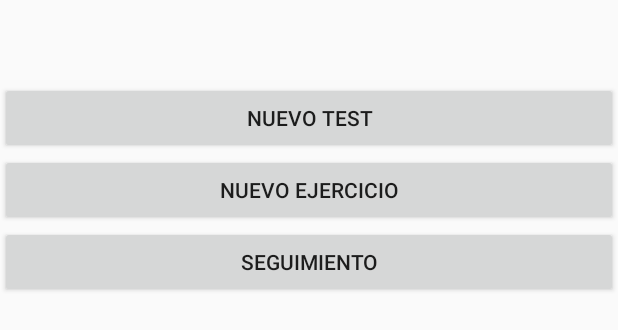
After one commit to icalvillo001/TTA, an Android app: the layout activity_menu.xml on its own in the app's theme, with its tools: preview values and no code run, on a phone screen of 412 x 824 dp. The commit adds this screen. Shown: the top 330 px of the screen. Run offline under Robolectric (Android 15) with nearby library versions, the phone set to English and light mode, and no system bars.

Commit message:
actividad menu

```diff
--- a/MyApplication/app/src/main/res/layout/activity_main.xml
+++ b/MyApplication/app/src/main/res/layout/activity_main.xml
@@ -11,7 +11,8 @@
     <GridLayout
         android:layout_width="wrap_content"
         android:layout_height="wrap_content"
-        android:columnCount="2">
+        android:columnCount="2"
+        android:id="@+id/gridLayout">
         <TextView
             android:layout_width="wrap_content"
             android:layout_height="wrap_content"
@@ -31,6 +32,14 @@
             android:layout_width="wrap_content"
             android:layout_height="wrap_content"
             android:hint="@string/passwd_edit"
+            android:inputType="textPassword"
             />
     </GridLayout>
+    <Button
+        android:layout_width="match_parent"
+        android:layout_height="wrap_content"
+        android:text="Acceder"
+        android:layout_below="@+id/gridLayout"
+        android:layout_alignParentLeft="true"
+        android:layout_alignParentStart="true" />
 </RelativeLayout>
--- /dev/null
+++ b/MyApplication/app/src/main/res/layout/activity_menu.xml
@@ -0,0 +1,37 @@
+<?xml version="1.0" encoding="utf-8"?>
+<LinearLayout xmlns:android="http://schemas.android.com/apk/res/android"
+    xmlns:tools="http://schemas.android.com/tools"
+    android:orientation="vertical"
+    android:layout_width="match_parent"
+    android:layout_height="match_parent"
+    tools:context="">
+
+    <TextView
+        android:id="@+id/menu_login"
+        android:layout_width="match_parent"
+        android:layout_height="wrap_content"
+        android:gravity="center"
+        android:textSize="20dp"
+        />
+    <TextView
+        android:id="@+id/menu_leccion"
+        android:layout_width="match_parent"
+        android:layout_height="wrap_content"
+        android:gravity="center"
+        android:textSize="20dp"
+        />
+    <Button
+        android:layout_width="match_parent"
+        android:layout_height="wrap_content"
+        android:text="@string/menu_test"/>
+
+    <Button
+        android:layout_width="match_parent"
+        android:layout_height="wrap_content"
+        android:text="@string/menu_ejercicio"/>
+    <Button
+        android:layout_width="match_parent"
+        android:layout_height="wrap_content"
+        android:text="@string/menu_seg"/>
+
+</LinearLayout>
--- a/MyApplication/app/src/main/res/values/strings.xml
+++ b/MyApplication/app/src/main/res/values/strings.xml
@@ -4,4 +4,7 @@
     <string name="user_edit">Introduce DNI</string>
     <string name="passwd_label">Contraseña</string>
     <string name="passwd_edit">Introduce contraseña</string>
+    <string name="menu_test">Nuevo test</string>
+    <string name="menu_ejercicio">Nuevo ejercicio</string>
+    <string name="menu_seg">Seguimiento</string>
 </resources>
```
